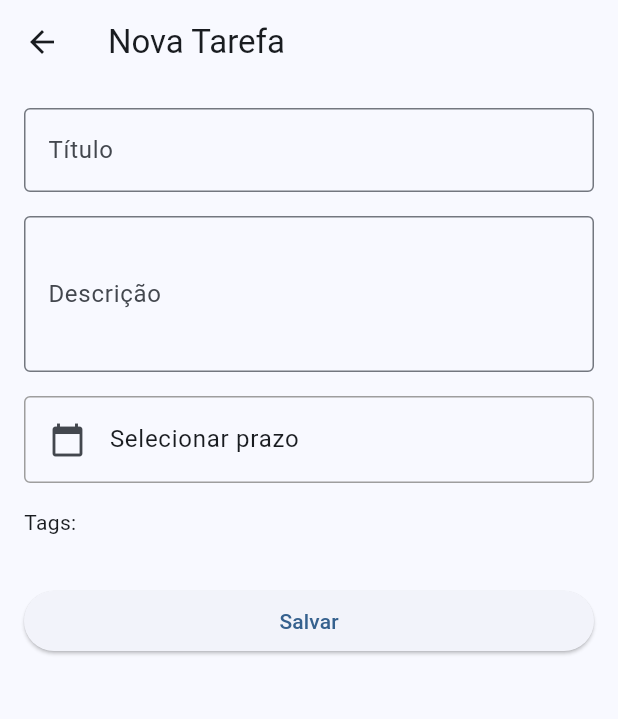
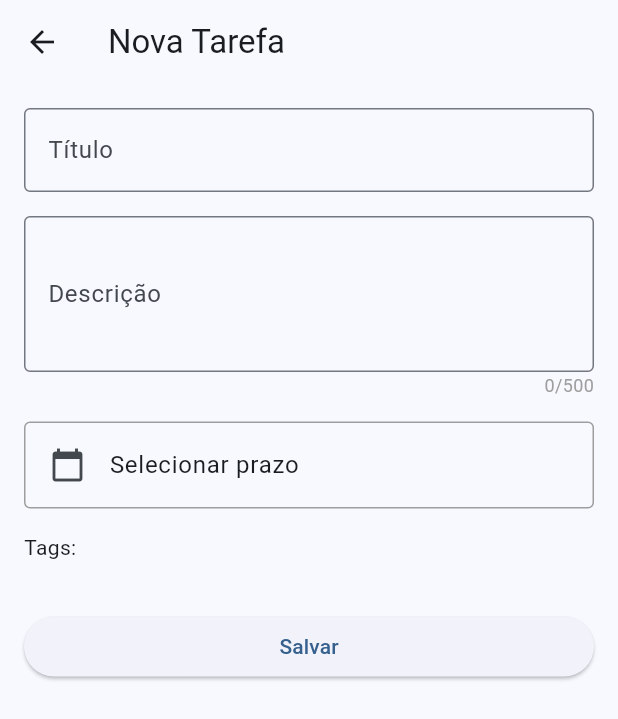
Before and after one commit to CaioRibas2003/Doable-FrontEnd, a Flutter app: the AddTaskView screen opened directly, on a phone screen of 412 x 824 dp. Shown: the top 719 px of the screen. Run offline on Flutter 3.47's test engine with Material 3 defaults, Android fonts, the phone set to English and light mode, and no system bars; our stand-ins replace shared_preferences; accounts and stored records are empty; network calls fail.

```diff
--- a/lib/views/add_task_view.dart
+++ b/lib/views/add_task_view.dart
@@ -85,8 +85,26 @@ class _AddTaskViewState extends State<AddTaskView> {
                 decoration: const InputDecoration(
                   labelText: 'Descrição',
                   border: OutlineInputBorder(),
+                  counterText: '',
                 ),
                 maxLines: 3,
+                maxLength: 500,
+              ),
+              Align(
+                alignment: Alignment.centerRight,
+                child: ValueListenableBuilder<TextEditingValue>(
+                  valueListenable: _descriptionController,
+                  builder: (context, value, _) {
+                    final remaining = 500 - value.text.length;
+                    return Text(
+                      '${value.text.length}/500',
+                      style: TextStyle(
+                        fontSize: 12,
+                        color: remaining < 50 ? Colors.red : Colors.grey,
+                      ),
+                    );
+                  },
+                ),
               ),
             const SizedBox(height: 16),
             ListTile(
--- a/lib/views/login_view.dart
+++ b/lib/views/login_view.dart
@@ -28,14 +28,14 @@ class _LoginViewState extends State<LoginView> {
     final controller = Provider.of<AuthController>(context);
 
     return Scaffold(
-      backgroundColor: const Color(0xFF1B3A6B),
+      backgroundColor: const Color(0xFF0F3473),
       body: Center(
         child: SingleChildScrollView(
           padding: const EdgeInsets.all(24.0),
           child: Column(
             mainAxisAlignment: MainAxisAlignment.center,
             children: [
-              Image.asset('assets/images/logo.png', width: 200),
+              Image.asset('assets/images/logo.png', width: 800),
               const SizedBox(height: 40),
               TextField(
                 controller: _emailController,
--- a/lib/views/splash_view.dart
+++ b/lib/views/splash_view.dart
@@ -41,7 +41,7 @@ class _SplashViewState extends State<SplashView> {
   @override
   Widget build(BuildContext context) {
     return Scaffold(
-      backgroundColor: const Color(0xFF1B3A6B),
+      backgroundColor: const Color(0xFF0F3473),
       body: SizedBox.expand(
         child: Image.asset(
           'assets/images/logo.png',
```
Also changed, not shown: lib/views/add_task_views.dart (+61 -2 lines), 3 other files. Lines whose indentation alone changed are shown as unchanged.
